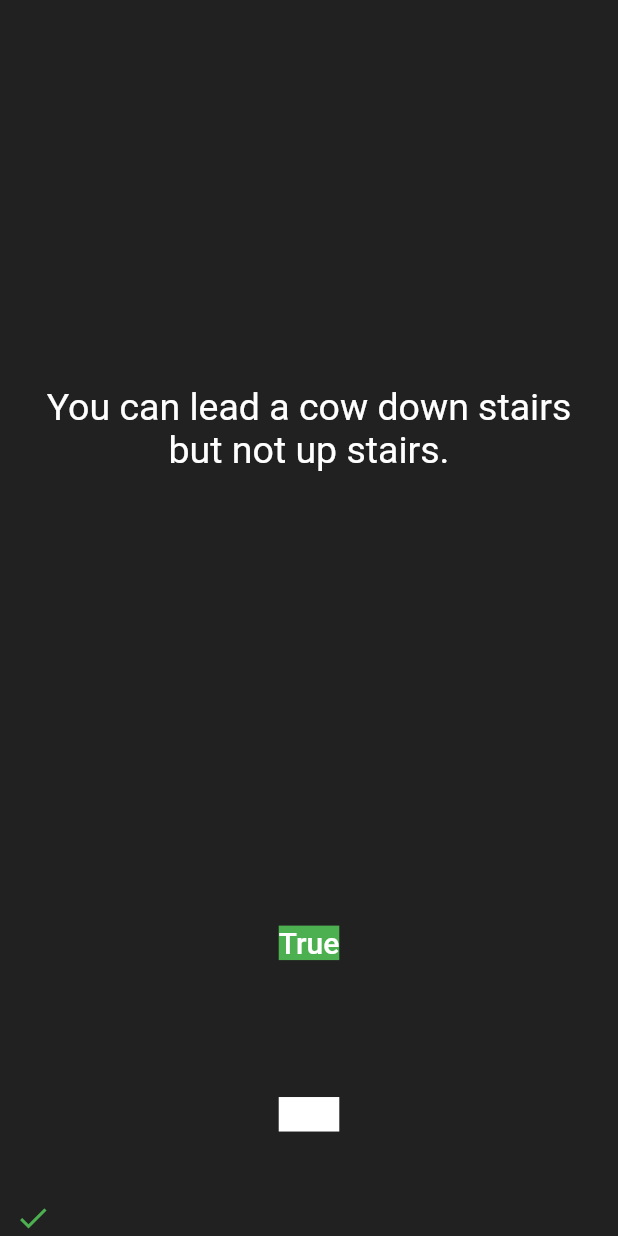
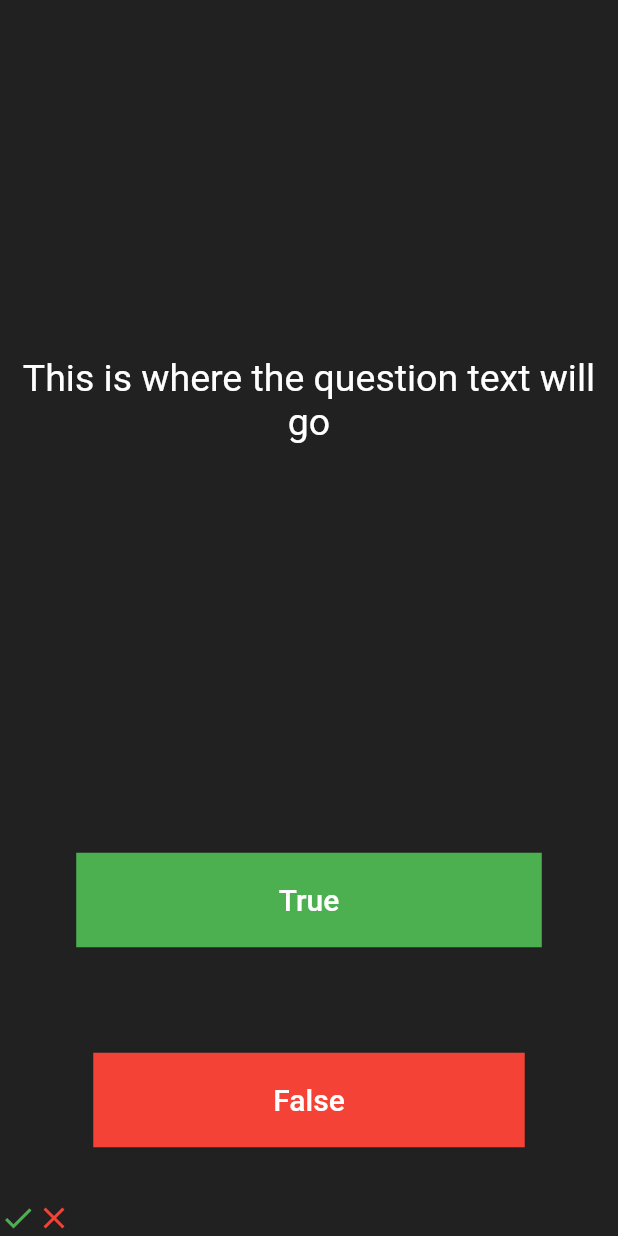
Before and after one commit to RichardCastuera/Quizzler, a Flutter app: the screen it shows after launch, after a tap on "True", on a phone screen of 412 x 824 dp. Run offline on Flutter 3.47's test engine with Material 2 defaults, Android fonts, the phone set to English and light mode, and no system bars.

Commit message:
refactor(quizzler_app): Removed unnecessary code blocks

```diff
--- a/quizzler_app/lib/main.dart
+++ b/quizzler_app/lib/main.dart
@@ -2,9 +2,9 @@ import 'package:flutter/material.dart';
 //TODO: Step 2 - Import the rFlutter_Alert package here.
 import 'quiz_brain.dart';
 
-QuizBrain quizBrain = QuizBrain();
-
-void main() => runApp(Quizzler());
+void main() => runApp(
+      Quizzler(),
+    );
 
 class Quizzler extends StatelessWidget {
   const Quizzler({super.key});
@@ -15,10 +15,7 @@ class Quizzler extends StatelessWidget {
       home: Scaffold(
         backgroundColor: Colors.grey.shade900,
         body: SafeArea(
-          child: Padding(
-            padding: EdgeInsets.symmetric(horizontal: 10.0),
           child: QuizPage(),
-          ),
         ),
       ),
     );
@@ -33,47 +30,19 @@ class QuizPage extends StatefulWidget {
 }
 
 class _QuizPageState extends State<QuizPage> {
-  List<Icon> scoreKeeper = [];
-
-  void checkAnswer(bool userPickedAnswer) {
-    bool correctAnswer = quizBrain.getCorrectAnswer();
-
-    setState(() {
-      //TODO: Step 4 - Use IF/ELSE to check if we've reached the end of the quiz. If true, execute Part A, B, C, D.
-      //TODO: Step 4 Part A - show an alert using rFlutter_alert (remember to read the docs for the package!)
-      //HINT! Step 4 Part B is in the quiz_brain.dart
-      //TODO: Step 4 Part C - reset the questionNumber,
-      //TODO: Step 4 Part D - empty out the scoreKeeper.
-
-      //TODO: Step 5 - If we've not reached the end, ELSE do the answer checking steps below 👇
-      if (userPickedAnswer == correctAnswer) {
-        scoreKeeper.add(Icon(
-          Icons.check,
-          color: Colors.green,
-        ));
-      } else {
-        scoreKeeper.add(Icon(
-          Icons.close,
-          color: Colors.red,
-        ));
-      }
-      quizBrain.nextQuestion();
-    });
-  }
-
   @override
   Widget build(BuildContext context) {
     return Column(
       mainAxisAlignment: MainAxisAlignment.spaceBetween,
       crossAxisAlignment: CrossAxisAlignment.stretch,
-      children: <Widget>[
+      children: [
         Expanded(
-          flex: 5,
+          flex: 4,
           child: Padding(
             padding: EdgeInsets.all(10.0),
             child: Center(
               child: Text(
-                quizBrain.getQuestionText(),
+                'This is where the question text will go',
                 textAlign: TextAlign.center,
                 style: TextStyle(
                   fontSize: 25.0,
@@ -84,14 +53,11 @@ class _QuizPageState extends State<QuizPage> {
           ),
         ),
         Expanded(
-          child: Padding(
-            padding: EdgeInsets.all(15.0),
+          flex: 1,
           child: TextButton(
-              onPressed: () {
-                //The user picked true.
-                checkAnswer(true);
-              },
+            onPressed: () {},
             child: Container(
+              padding: EdgeInsets.symmetric(vertical: 20.0, horizontal: 135.0),
               color: Colors.green,
               child: Text(
                 'True',
@@ -103,19 +69,15 @@ class _QuizPageState extends State<QuizPage> {
             ),
           ),
         ),
-        ),
         Expanded(
-          child: Padding(
-            padding: EdgeInsets.all(15.0),
+          flex: 1,
           child: TextButton(
-              onPressed: () {
-                //The user picked true.
-                checkAnswer(false);
-              },
+            onPressed: () {},
             child: Container(
-                color: Colors.white,
+              padding: EdgeInsets.symmetric(vertical: 20.0, horizontal: 120.0),
+              color: Colors.red,
               child: Text(
-                  'True',
+                'False',
                 style: TextStyle(
                   color: Colors.white,
                   fontSize: 20.0,
@@ -124,9 +86,17 @@ class _QuizPageState extends State<QuizPage> {
             ),
           ),
         ),
+        Row(
+          children: [
+            Icon(
+              Icons.check,
+              color: Colors.green,
             ),
-        Row(
-          children: scoreKeeper,
+            Icon(
+              Icons.close,
+              color: Colors.red,
+            ),
+          ],
         )
       ],
     );
```
Lines whose indentation alone changed are shown as unchanged.
